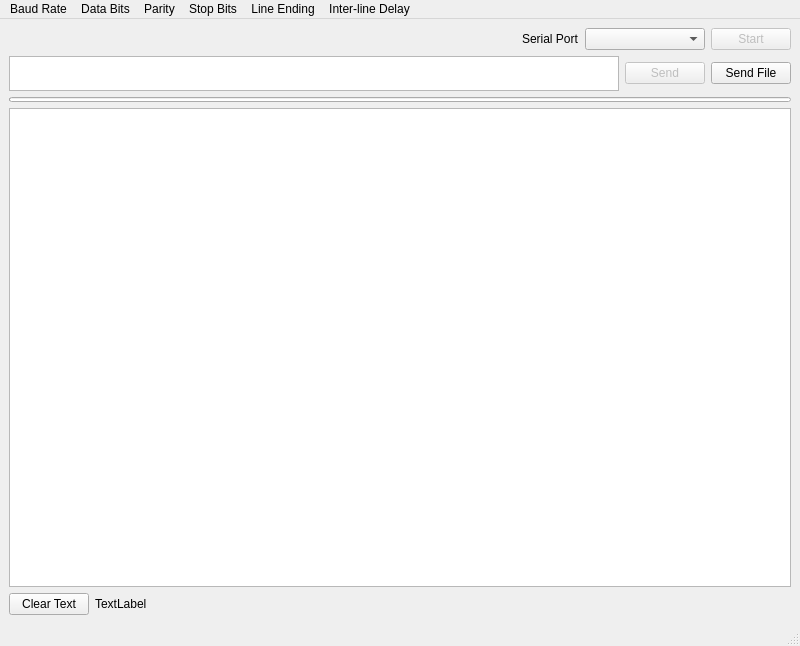
First picture: the form in main_window.ui, repository cronblocks/eserial-qt, before the edit.
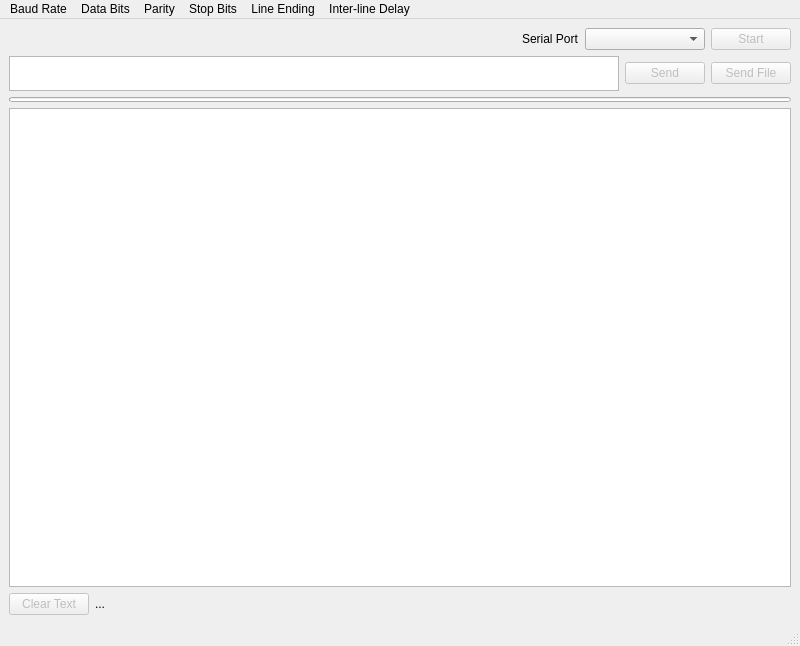
Second picture: the form after the edit.

Commit message: Setting initial states to disabled

The edit to the form file:
```diff
--- a/main_window.ui
+++ b/main_window.ui
@@ -124,6 +124,9 @@
         </item>
         <item>
          <widget class="QPushButton" name="transmitTextSendFileButton">
+          <property name="enabled">
+           <bool>false</bool>
+          </property>
           <property name="text">
            <string>Send File</string>
           </property>
@@ -156,6 +159,9 @@
      <layout class="QHBoxLayout" name="receiveControlLayout">
       <item>
        <widget class="QPushButton" name="receiveTextClearButton">
+        <property name="enabled">
+         <bool>false</bool>
+        </property>
         <property name="text">
          <string>Clear Text</string>
         </property>
@@ -164,7 +170,7 @@
       <item>
        <widget class="QLabel" name="receiveDumpFilenameLabel">
         <property name="text">
-         <string>TextLabel</string>
+         <string>...</string>
         </property>
        </widget>
       </item>
```
